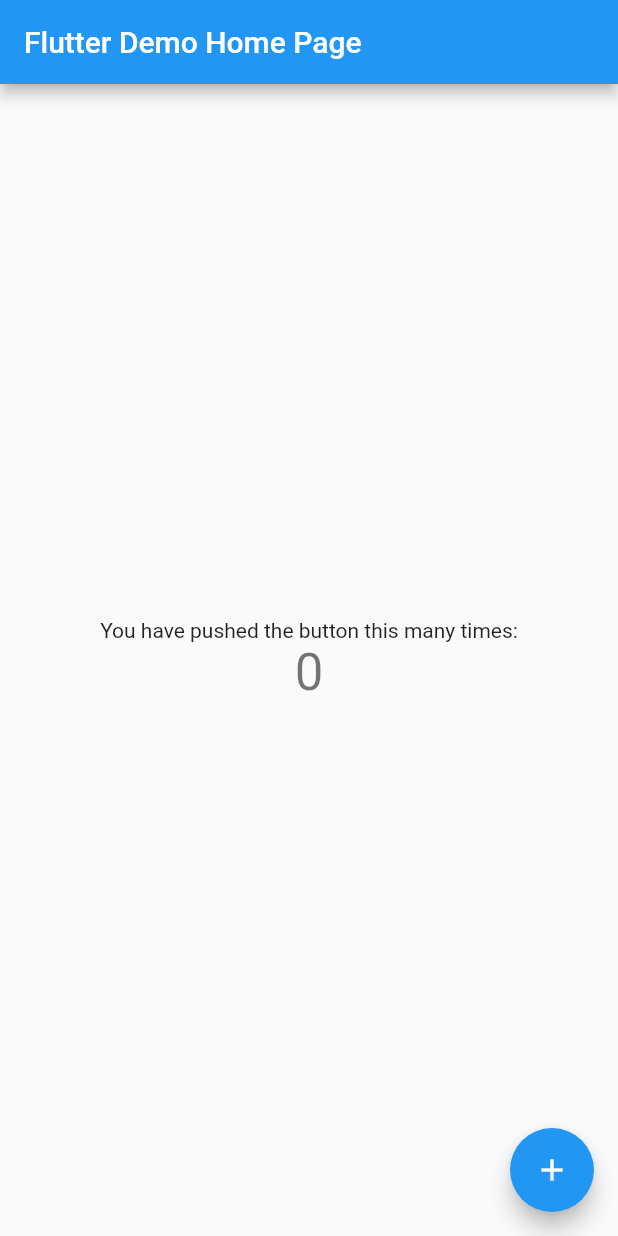
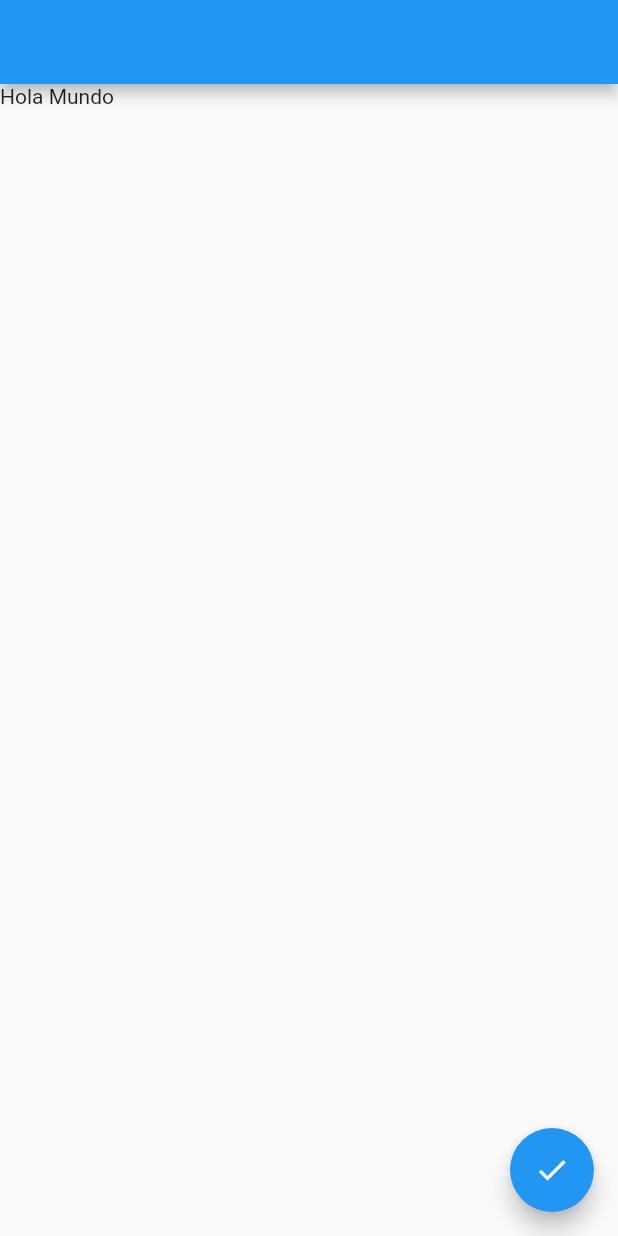
Before and after one commit to HernandoPinzon/flutter_app1, a Flutter app: the screen it shows after launch, on a phone screen of 412 x 824 dp. Run offline on Flutter 3.47's test engine with Material 2 defaults, Android fonts, the phone set to English and light mode, and no system bars.

Commit message:
Creacion de folder "pages" para separar codigo

```diff
--- a/lib/main.dart
+++ b/lib/main.dart
@@ -1,115 +1,15 @@
 import 'package:flutter/material.dart';
+import 'package:flutter_app2/pages/pagina_home.dart';
 
-void main() {
-  runApp(const MyApp());
+void main(){
+  runApp(MiAplic());
 }
 
-class MyApp extends StatelessWidget {
-  const MyApp({Key? key}) : super(key: key);
-
-  // This widget is the root of your application.
+class MiAplic extends StatelessWidget{
   @override
   Widget build(BuildContext context) {
     return MaterialApp(
-      title: 'Flutter Demo',
-      theme: ThemeData(
-        // This is the theme of your application.
-        //
-        // Try running your application with "flutter run". You'll see the
-        // application has a blue toolbar. Then, without quitting the app, try
-        // changing the primarySwatch below to Colors.green and then invoke
-        // "hot reload" (press "r" in the console where you ran "flutter run",
-        // or simply save your changes to "hot reload" in a Flutter IDE).
-        // Notice that the counter didn't reset back to zero; the application
-        // is not restarted.
-        primarySwatch: Colors.blue,
-      ),
-      home: const MyHomePage(title: 'Flutter Demo Home Page'),
+      home: PaginaHome()
     );
   }
 }
-
-class MyHomePage extends StatefulWidget {
-  const MyHomePage({Key? key, required this.title}) : super(key: key);
-
-  // This widget is the home page of your application. It is stateful, meaning
-  // that it has a State object (defined below) that contains fields that affect
-  // how it looks.
-
-  // This class is the configuration for the state. It holds the values (in this
-  // case the title) provided by the parent (in this case the App widget) and
-  // used by the build method of the State. Fields in a Widget subclass are
-  // always marked "final".
-
-  final String title;
-
-  @override
-  State<MyHomePage> createState() => _MyHomePageState();
-}
-
-class _MyHomePageState extends State<MyHomePage> {
-  int _counter = 0;
-
-  void _incrementCounter() {
-    setState(() {
-      // This call to setState tells the Flutter framework that something has
-      // changed in this State, which causes it to rerun the build method below
-      // so that the display can reflect the updated values. If we changed
-      // _counter without calling setState(), then the build method would not be
-      // called again, and so nothing would appear to happen.
-      _counter++;
-    });
-  }
-
-  @override
-  Widget build(BuildContext context) {
-    // This method is rerun every time setState is called, for instance as done
-    // by the _incrementCounter method above.
-    //
-    // The Flutter framework has been optimized to make rerunning build methods
-    // fast, so that you can just rebuild anything that needs updating rather
-    // than having to individually change instances of widgets.
-    return Scaffold(
-      appBar: AppBar(
-        // Here we take the value from the MyHomePage object that was created by
-        // the App.build method, and use it to set our appbar title.
-        title: Text(widget.title),
-      ),
-      body: Center(
-        // Center is a layout widget. It takes a single child and positions it
-        // in the middle of the parent.
-        child: Column(
-          // Column is also a layout widget. It takes a list of children and
-          // arranges them vertically. By default, it sizes itself to fit its
-          // children horizontally, and tries to be as tall as its parent.
-          //
-          // Invoke "debug painting" (press "p" in the console, choose the
-          // "Toggle Debug Paint" action from the Flutter Inspector in Android
-          // Studio, or the "Toggle Debug Paint" command in Visual Studio Code)
-          // to see the wireframe for each widget.
-          //
-          // Column has various properties to control how it sizes itself and
-          // how it positions its children. Here we use mainAxisAlignment to
-          // center the children vertically; the main axis here is the vertical
-          // axis because Columns are vertical (the cross axis would be
-          // horizontal).
-          mainAxisAlignment: MainAxisAlignment.center,
-          children: <Widget>[
-            const Text(
-              'You have pushed the button this many times:',
-            ),
-            Text(
-              '$_counter',
-              style: Theme.of(context).textTheme.headline4,
-            ),
-          ],
-        ),
-      ),
-      floatingActionButton: FloatingActionButton(
-        onPressed: _incrementCounter,
-        tooltip: 'Increment',
-        child: const Icon(Icons.add),
-      ), // This trailing comma makes auto-formatting nicer for build methods.
-    );
-  }
-}
--- /dev/null
+++ b/lib/pages/pagina_home.dart
@@ -0,0 +1,20 @@
+import 'package:flutter/material.dart';
+
+
+class PaginaHome extends StatelessWidget{
+  @override
+  Widget build(BuildContext context) {
+
+    return Scaffold(
+      appBar: AppBar(),
+      floatingActionButton: FloatingActionButton(
+        onPressed: (){
+
+        },
+        child: Icon(Icons.check),
+      ),
+      body: Text("Hola Mundo"),
+    );
+  }
+
+}
```
